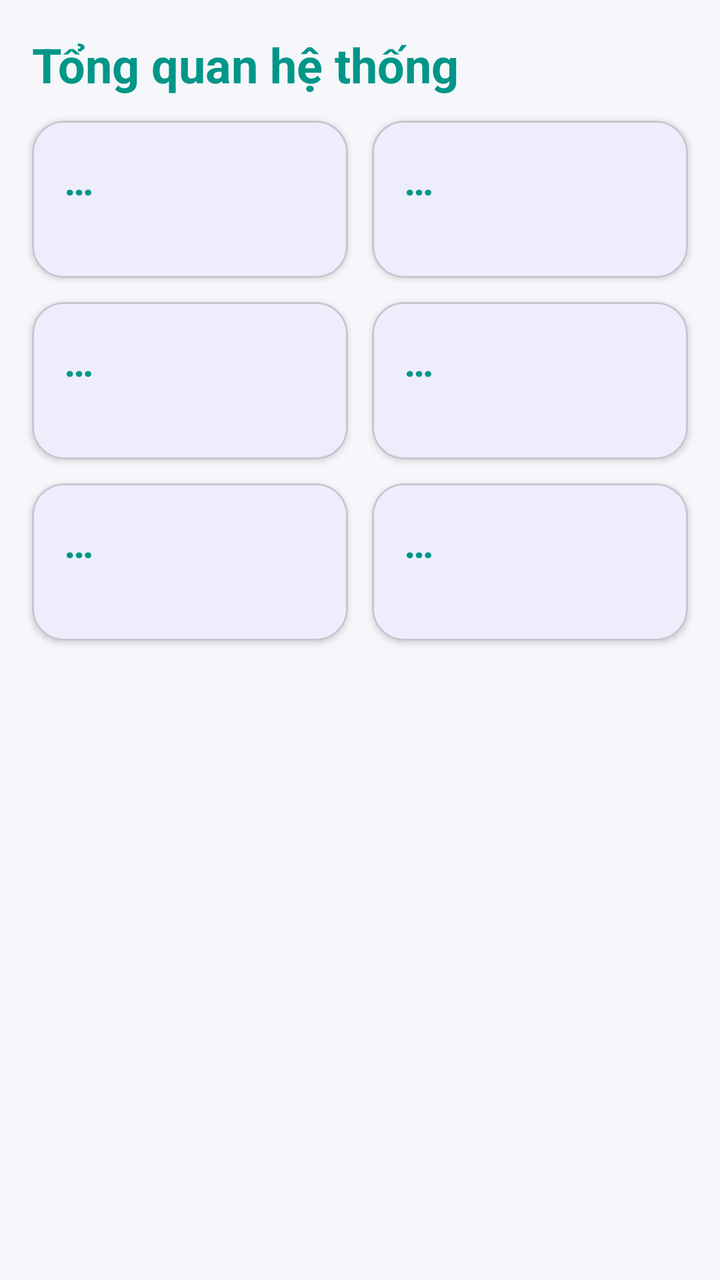
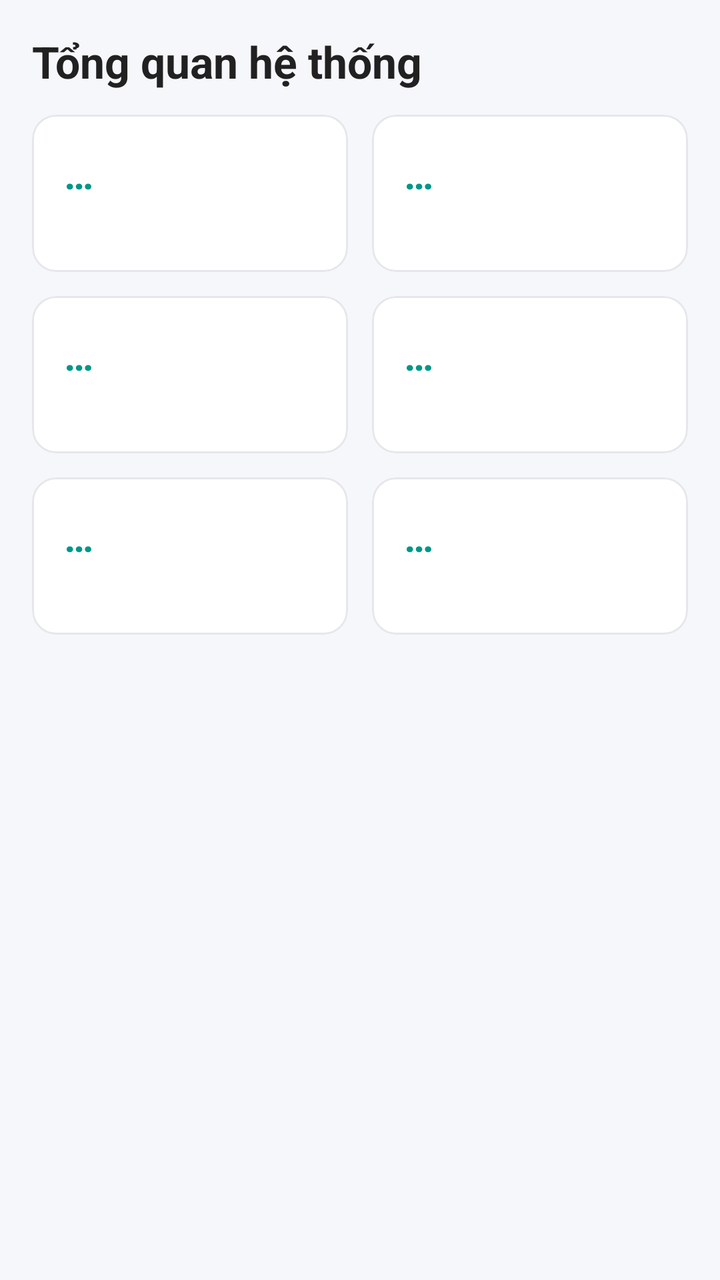

Compare the two renders of this Android layout. The source of the first and the diff that turns it into the second are given below.
<!-- AndroidManifest.xml: application theme Theme.QLPT -->
<!-- res/layout/fragment_admin_overview.xml -->
<?xml version="1.0" encoding="utf-8"?>
<ScrollView xmlns:android="http://schemas.android.com/apk/res/android"
    android:layout_width="match_parent"
    android:layout_height="match_parent"
    android:background="#F5F7FA">

    <LinearLayout
        android:layout_width="match_parent"
        android:layout_height="wrap_content"
        android:orientation="vertical"
        android:padding="10dp">

        <TextView
            android:layout_width="wrap_content"
            android:layout_height="wrap_content"
            android:layout_margin="6dp"
            android:text="Tổng quan hệ thống"
            android:textColor="#009688"
            android:textSize="24sp"
            android:textStyle="bold" />

        <LinearLayout
            android:layout_width="match_parent"
            android:layout_height="wrap_content"
            android:orientation="horizontal">

            <include
                android:id="@+id/stUsers"
                layout="@layout/item_stat"
                android:layout_width="0dp"
                android:layout_height="wrap_content"
                android:layout_weight="1"
                android:layout_margin="6dp" />

            <include
                android:id="@+id/stLandlords"
                layout="@layout/item_stat"
                android:layout_width="0dp"
                android:layout_height="wrap_content"
                android:layout_weight="1"
                android:layout_margin="6dp" />
        </LinearLayout>

        <LinearLayout
            android:layout_width="match_parent"
            android:layout_height="wrap_content"
            android:orientation="horizontal">

            <include
                android:id="@+id/stRooms"
                layout="@layout/item_stat"
                android:layout_width="0dp"
                android:layout_height="wrap_content"
                android:layout_weight="1"
                android:layout_margin="6dp" />

            <include
                android:id="@+id/stPendingHouses"
                layout="@layout/item_stat"
                android:layout_width="0dp"
                android:layout_height="wrap_content"
                android:layout_weight="1"
                android:layout_margin="6dp" />
        </LinearLayout>

        <LinearLayout
            android:layout_width="match_parent"
            android:layout_height="wrap_content"
            android:orientation="horizontal">

            <include
                android:id="@+id/stPendingRooms"
                layout="@layout/item_stat"
                android:layout_width="0dp"
                android:layout_height="wrap_content"
                android:layout_weight="1"
                android:layout_margin="6dp" />

            <include
                android:id="@+id/stPendingRoles"
                layout="@layout/item_stat"
                android:layout_width="0dp"
                android:layout_height="wrap_content"
                android:layout_weight="1"
                android:layout_margin="6dp" />
        </LinearLayout>
    </LinearLayout>
</ScrollView>
<!-- res/layout/item_stat.xml (included above) -->
<?xml version="1.0" encoding="utf-8"?>
<com.google.android.material.card.MaterialCardView xmlns:android="http://schemas.android.com/apk/res/android"
    xmlns:app="http://schemas.android.com/apk/res-auto"
    android:layout_width="match_parent"
    android:layout_height="wrap_content"
    app:cardCornerRadius="16dp"
    app:cardElevation="2dp">

    <LinearLayout
        android:layout_width="match_parent"
        android:layout_height="wrap_content"
        android:orientation="vertical"
        android:padding="16dp">

        <TextView
            android:id="@+id/tvValue"
            android:layout_width="wrap_content"
            android:layout_height="wrap_content"
            android:text="…"
            android:textColor="#009688"
            android:textSize="20sp"
            android:textStyle="bold" />

        <TextView
            android:id="@+id/tvLabel"
            android:layout_width="wrap_content"
            android:layout_height="wrap_content"
            android:layout_marginTop="2dp"
            android:textColor="#666666"
            android:textSize="13sp" />
    </LinearLayout>
</com.google.android.material.card.MaterialCardView>
<!-- resources referenced by this layout -->
<resources>
  <style name="Base.Theme.QLPT" parent="Theme.Material3.DayNight.NoActionBar">
          <item name="colorPrimary">@color/colorPrimary</item>
          <item name="colorPrimaryDark">@color/colorPrimaryDark</item>
          <item name="colorAccent">@color/colorAccent</item>
          <item name="android:statusBarColor">@color/colorPrimaryDark</item>
          <item name="textInputStyle">@style/App.TextInput</item>
      </style>
  <color name="colorPrimary">#1976D2</color>
  <color name="colorPrimaryDark">#1565C0</color>
  <color name="colorAccent">#FF6F00</color>
  <style name="App.TextInput" parent="Widget.Material3.TextInputLayout.OutlinedBox">
          <item name="boxCornerRadiusTopStart">12dp</item>
          <item name="boxCornerRadiusTopEnd">12dp</item>
          <item name="boxCornerRadiusBottomStart">12dp</item>
          <item name="boxCornerRadiusBottomEnd">12dp</item>
      </style>
  <!-- unchanged entries left out for length: 1 -->
</resources>

<!-- the commit's change to res/layout/fragment_admin_overview.xml (unified diff, before → after) -->
@@ -1,8 +1,9 @@
 <?xml version="1.0" encoding="utf-8"?>
-<ScrollView xmlns:android="http://schemas.android.com/apk/res/android"
+<ScrollView
+    xmlns:android="http://schemas.android.com/apk/res/android"
     android:layout_width="match_parent"
     android:layout_height="match_parent"
-    android:background="#F5F7FA">
+    android:background="@color/qlpt_background">
 
     <LinearLayout
         android:layout_width="match_parent"
@@ -15,9 +16,7 @@
             android:layout_height="wrap_content"
             android:layout_margin="6dp"
             android:text="Tổng quan hệ thống"
-            android:textColor="#009688"
-            android:textSize="24sp"
-            android:textStyle="bold" />
+            android:textAppearance="@style/TextAppearance.QLPT.ScreenTitle" />
 
         <LinearLayout
             android:layout_width="match_parent"
@@ -88,12 +87,11 @@
 </ScrollView>
 <!-- res/layout/item_stat.xml (included above) -->
 <?xml version="1.0" encoding="utf-8"?>
-<com.google.android.material.card.MaterialCardView xmlns:android="http://schemas.android.com/apk/res/android"
+<com.google.android.material.card.MaterialCardView
+    xmlns:android="http://schemas.android.com/apk/res/android"
     xmlns:app="http://schemas.android.com/apk/res-auto"
     android:layout_width="match_parent"
-    android:layout_height="wrap_content"
-    app:cardCornerRadius="16dp"
-    app:cardElevation="2dp">
+    android:layout_height="wrap_content">
 
     <LinearLayout
         android:layout_width="match_parent"
@@ -106,7 +104,7 @@
             android:layout_width="wrap_content"
             android:layout_height="wrap_content"
             android:text="…"
-            android:textColor="#009688"
+            android:textColor="@color/qlpt_primary"
             android:textSize="20sp"
             android:textStyle="bold" />
 
@@ -115,7 +113,7 @@
             android:layout_width="wrap_content"
             android:layout_height="wrap_content"
             android:layout_marginTop="2dp"
-            android:textColor="#666666"
+            android:textColor="@color/qlpt_text_secondary"
             android:textSize="13sp" />
     </LinearLayout>
 </com.google.android.material.card.MaterialCardView>
<!-- resource entries referenced after the edit -->
@@ -1,21 +1,107 @@
 <!-- resources referenced by this layout -->
 <resources>
-  <style name="Base.Theme.QLPT" parent="Theme.Material3.DayNight.NoActionBar">
+  <color name="qlpt_background">#F5F7FA</color>
+  <color name="qlpt_primary">#009688</color>
+  <color name="qlpt_text_secondary">#616161</color>
+  <style name="TextAppearance.QLPT.ScreenTitle" parent="TextAppearance.Material3.HeadlineSmall">
+          <item name="android:textSize">22sp</item>
+          <item name="android:textStyle">bold</item>
+          <item name="android:textColor">@color/qlpt_text</item>
+      </style>
+  <color name="qlpt_text">#212121</color>
+  <style name="Base.Theme.QLPT" parent="Theme.Material3.Light.NoActionBar">
+          
           <item name="colorPrimary">@color/colorPrimary</item>
+          <item name="colorOnPrimary">@color/qlpt_surface</item>
+          <item name="colorPrimaryContainer">@color/qlpt_primary_container</item>
+          <item name="colorOnPrimaryContainer">@color/qlpt_on_primary_container</item>
           <item name="colorPrimaryDark">@color/colorPrimaryDark</item>
           <item name="colorAccent">@color/colorAccent</item>
+  
+          
+          <item name="colorSecondary">@color/qlpt_accent</item>
+          <item name="colorOnSecondary">@color/qlpt_surface</item>
+          <item name="colorSecondaryContainer">@color/qlpt_primary_container</item>
+          <item name="colorOnSecondaryContainer">@color/qlpt_on_primary_container</item>
+  
+          <item name="colorError">@color/qlpt_error</item>
+  
+          
+          <item name="android:colorBackground">@color/qlpt_background</item>
+          <item name="colorSurface">@color/qlpt_surface</item>
+          <item name="colorSurfaceContainer">@color/qlpt_surface</item>
+          <item name="colorOnSurface">@color/qlpt_text</item>
+          <item name="colorOnSurfaceVariant">@color/qlpt_text_secondary</item>
+          <item name="colorOutline">@color/qlpt_text_hint</item>
+          <item name="colorOutlineVariant">@color/qlpt_border</item>
+  
+          
           <item name="android:statusBarColor">@color/colorPrimaryDark</item>
+          <item name="android:windowLightStatusBar">@bool/qlpt_light_status_bar</item>
+  
+          
+          <item name="materialButtonStyle">@style/Widget.QLPT.Button</item>
+          <item name="materialButtonOutlinedStyle">@style/Widget.QLPT.Button.Outlined</item>
+          <item name="materialCardViewStyle">@style/Widget.QLPT.Card</item>
           <item name="textInputStyle">@style/App.TextInput</item>
+          <item name="bottomNavigationStyle">@style/Widget.QLPT.BottomNav</item>
+          <item name="bottomSheetDialogTheme">@style/ThemeOverlay.QLPT.BottomSheetDialog</item>
       </style>
-  <color name="colorPrimary">#1976D2</color>
-  <color name="colorPrimaryDark">#1565C0</color>
-  <color name="colorAccent">#FF6F00</color>
+  <color name="colorPrimary">@color/qlpt_primary</color>
+  <color name="qlpt_surface">#FFFFFF</color>
+  <color name="qlpt_primary_container">#E0F2F1</color>
+  <color name="qlpt_on_primary_container">#00695C</color>
+  <color name="colorPrimaryDark">@color/qlpt_primary_dark</color>
+  <color name="colorAccent">@color/qlpt_accent</color>
+  <color name="qlpt_accent">#F57C00</color>
+  <color name="qlpt_error">#E53935</color>
+  <color name="qlpt_text_hint">#9E9E9E</color>
+  <color name="qlpt_border">#E5E7EB</color>
+  <style name="Widget.QLPT.Button" parent="Widget.Material3.Button">
+          <item name="cornerRadius">12dp</item>
+          <item name="android:textAllCaps">false</item>
+          <item name="android:letterSpacing">0</item>
+      </style>
+  <style name="Widget.QLPT.Button.Outlined" parent="Widget.Material3.Button.OutlinedButton">
+          <item name="cornerRadius">12dp</item>
+          <item name="android:textAllCaps">false</item>
+          <item name="android:letterSpacing">0</item>
+          <item name="strokeColor">@color/qlpt_border</item>
+      </style>
+  <style name="Widget.QLPT.Card" parent="Widget.Material3.CardView.Outlined">
+          <item name="cardCornerRadius">12dp</item>
+          <item name="cardElevation">0dp</item>
+          <item name="strokeWidth">1dp</item>
+          <item name="strokeColor">@color/qlpt_border</item>
+          <item name="cardBackgroundColor">@color/qlpt_surface</item>
+      </style>
   <style name="App.TextInput" parent="Widget.Material3.TextInputLayout.OutlinedBox">
+          
+          <item name="boxBackgroundColor">@color/qlpt_surface</item>
           <item name="boxCornerRadiusTopStart">12dp</item>
           <item name="boxCornerRadiusTopEnd">12dp</item>
           <item name="boxCornerRadiusBottomStart">12dp</item>
           <item name="boxCornerRadiusBottomEnd">12dp</item>
       </style>
+  <style name="Widget.QLPT.BottomNav" parent="Widget.Material3.BottomNavigationView">
+          <item name="backgroundTint">@color/qlpt_surface</item>
+          <item name="elevation">8dp</item>
+      </style>
+  <style name="ThemeOverlay.QLPT.BottomSheetDialog" parent="ThemeOverlay.Material3.BottomSheetDialog">
+          <item name="bottomSheetStyle">@style/Widget.QLPT.BottomSheet</item>
+      </style>
+  <color name="qlpt_primary_dark">#00796B</color>
+  <style name="Widget.QLPT.BottomSheet" parent="Widget.Material3.BottomSheet.Modal">
+          <item name="backgroundTint">@color/qlpt_surface</item>
+          <item name="shapeAppearance">@style/ShapeAppearance.QLPT.BottomSheet</item>
+      </style>
+  <style name="ShapeAppearance.QLPT.BottomSheet" parent="">
+          <item name="cornerFamily">rounded</item>
+          <item name="cornerSizeTopLeft">24dp</item>
+          <item name="cornerSizeTopRight">24dp</item>
+          <item name="cornerSizeBottomLeft">0dp</item>
+          <item name="cornerSizeBottomRight">0dp</item>
+      </style>
   <!-- unchanged entries left out for length: 1 -->
 </resources>
 
